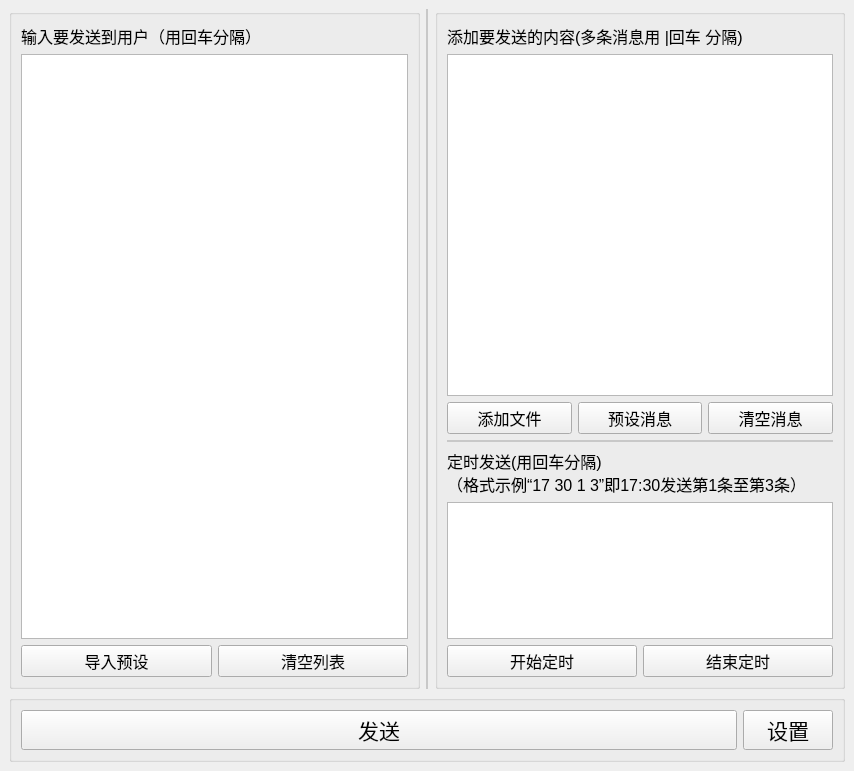
Before: the Qt Designer form res/mainwindow.ui in LTEnjoy/easyChat, drawn with Qt 5.
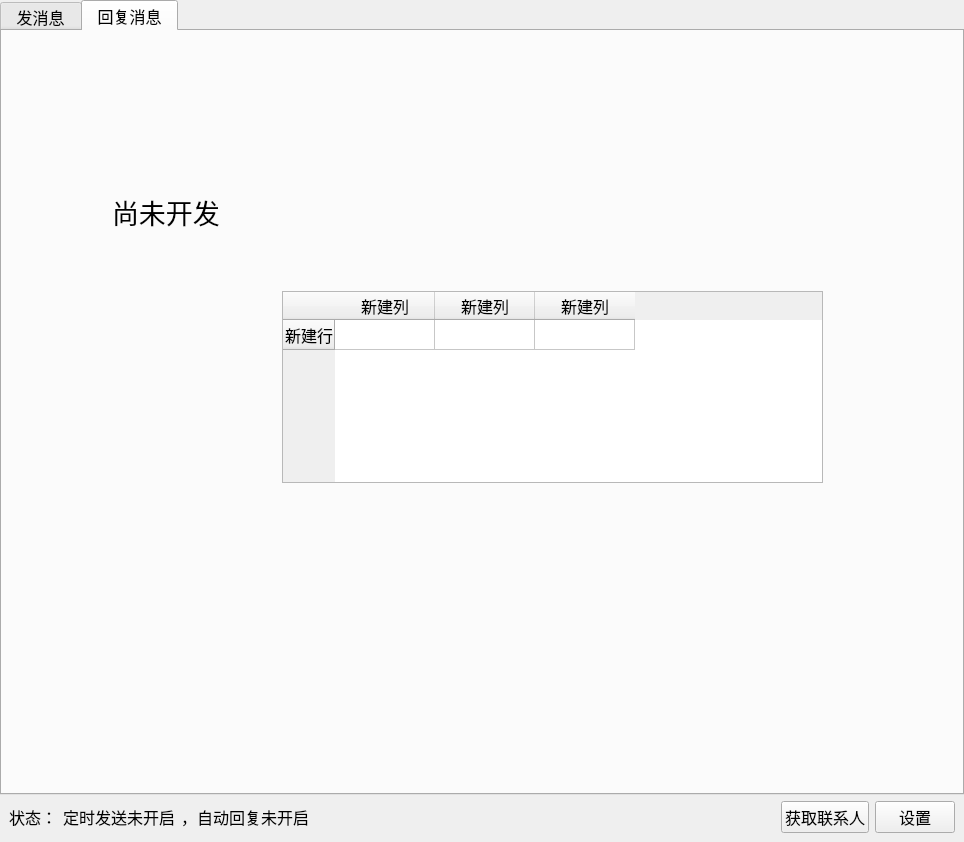
After: the same form once the commit is applied. The open tabs and pages were chosen to show the change. Icons and pictures are not drawn.

Commit message: 优化UI界面

The edit to the form file:
```diff
--- a/res/mainwindow.ui
+++ b/res/mainwindow.ui
@@ -6,8 +6,8 @@
    <rect>
     <x>0</x>
     <y>0</y>
-    <width>854</width>
-    <height>771</height>
+    <width>964</width>
+    <height>842</height>
    </rect>
   </property>
   <property name="font">
@@ -187,8 +187,47 @@
 }C</string>
    </property>
    <layout class="QVBoxLayout" name="verticalLayout_5" stretch="0,0">
+    <property name="spacing">
+     <number>6</number>
+    </property>
+    <property name="leftMargin">
+     <number>0</number>
+    </property>
+    <property name="topMargin">
+     <number>0</number>
+    </property>
+    <property name="rightMargin">
+     <number>0</number>
+    </property>
+    <property name="bottomMargin">
+     <number>9</number>
+    </property>
     <item>
-     <layout class="QHBoxLayout" name="horizontalLayout_4">
+     <widget class="QTabWidget" name="tabWidget">
+      <property name="minimumSize">
+       <size>
+        <width>0</width>
+        <height>0</height>
+       </size>
+      </property>
+      <property name="font">
+       <font>
+        <pointsize>12</pointsize>
+       </font>
+      </property>
+      <property name="currentIndex">
+       <number>0</number>
+      </property>
+      <widget class="QWidget" name="tab">
+       <property name="font">
+        <font>
+         <family>Microsoft YaHei UI</family>
+        </font>
+       </property>
+       <attribute name="title">
+        <string> 发消息 </string>
+       </attribute>
+       <layout class="QHBoxLayout" name="horizontalLayout_4" stretch="1,3,1">
       <item>
        <widget class="QGroupBox" name="groupBox">
         <property name="title">
@@ -204,7 +243,8 @@
             </font>
            </property>
            <property name="text">
-            <string>输入要发送到用户（用回车分隔）</string>
+              <string>收件人
+(用回车分隔）</string>
            </property>
           </widget>
          </item>
@@ -276,32 +316,11 @@
        </widget>
       </item>
       <item>
-       <widget class="Line" name="line">
-        <property name="autoFillBackground">
-         <bool>false</bool>
-        </property>
-        <property name="styleSheet">
-         <string notr="true">color:rgb(200,200,200)</string>
-        </property>
-        <property name="frameShadow">
-         <enum>QFrame::Plain</enum>
-        </property>
-        <property name="lineWidth">
-         <number>2</number>
-        </property>
-        <property name="orientation">
-         <enum>Qt::Vertical</enum>
-        </property>
-       </widget>
-      </item>
-      <item>
-       <layout class="QVBoxLayout" name="verticalLayout">
-        <item>
          <widget class="QGroupBox" name="groupBox_2">
           <property name="title">
            <string/>
           </property>
-          <layout class="QVBoxLayout" name="verticalLayout_4" stretch="0,5,0,0,0,2,0">
+          <layout class="QVBoxLayout" name="verticalLayout_4" stretch="0,5,0">
            <item>
             <widget class="QLabel" name="label_2">
              <property name="font">
@@ -311,7 +330,8 @@
               </font>
              </property>
              <property name="text">
-              <string>添加要发送的内容(多条消息用 |回车 分隔)</string>
+              <string>消息内容
+(多条消息用 |回车 分隔)</string>
              </property>
             </widget>
            </item>
@@ -392,22 +412,17 @@
              </item>
             </layout>
            </item>
-           <item>
-            <widget class="Line" name="line_2">
-             <property name="styleSheet">
-              <string notr="true">color:rgb(200,200,200)</string>
-             </property>
-             <property name="frameShadow">
-              <enum>QFrame::Plain</enum>
-             </property>
-             <property name="lineWidth">
-              <number>2</number>
-             </property>
-             <property name="orientation">
-              <enum>Qt::Horizontal</enum>
-             </property>
-            </widget>
-           </item>
+          </layout>
+         </widget>
+        </item>
+        <item>
+         <layout class="QVBoxLayout" name="verticalLayout">
+          <item>
+           <widget class="QGroupBox" name="groupBox_4">
+            <property name="title">
+             <string/>
+            </property>
+            <layout class="QVBoxLayout" name="verticalLayout_3">
            <item>
             <widget class="QLabel" name="label_3">
              <property name="font">
@@ -417,8 +432,8 @@
               </font>
              </property>
              <property name="text">
-              <string>定时发送(用回车分隔)
-（格式示例“17 30 1 3”即17:30发送第1条至第3条）</string>
+                <string>定时发送
+(用回车分隔)</string>
              </property>
             </widget>
            </item>
@@ -455,7 +470,7 @@
                 </font>
                </property>
                <property name="text">
-                <string>开始定时</string>
+                  <string>清空</string>
                </property>
               </widget>
              </item>
@@ -474,7 +489,7 @@
                 </font>
                </property>
                <property name="text">
-                <string>结束定时</string>
+                  <string>停止</string>
                </property>
               </widget>
              </item>
@@ -483,16 +498,6 @@
           </layout>
          </widget>
         </item>
-       </layout>
-      </item>
-     </layout>
-    </item>
-    <item>
-     <widget class="QGroupBox" name="groupBox_3">
-      <property name="title">
-       <string/>
-      </property>
-      <layout class="QHBoxLayout" name="horizontalLayout_2" stretch="8,1">
        <item>
         <widget class="QPushButton" name="btn_send">
          <property name="minimumSize">
@@ -509,23 +514,173 @@
            <bold>false</bold>
           </font>
          </property>
+            <property name="styleSheet">
+             <string notr="true">border-color: rgb(0,0,0);</string>
+            </property>
          <property name="text">
           <string>发送</string>
          </property>
         </widget>
        </item>
+         </layout>
+        </item>
+       </layout>
+      </widget>
+      <widget class="QWidget" name="tab_2">
+       <attribute name="title">
+        <string> 回复消息 </string>
+       </attribute>
+       <widget class="QLabel" name="label_4">
+        <property name="geometry">
+         <rect>
+          <x>110</x>
+          <y>130</y>
+          <width>211</width>
+          <height>101</height>
+         </rect>
+        </property>
+        <property name="font">
+         <font>
+          <pointsize>20</pointsize>
+         </font>
+        </property>
+        <property name="text">
+         <string>尚未开发</string>
+        </property>
+       </widget>
+       <widget class="QTableWidget" name="tableWidget">
+        <property name="geometry">
+         <rect>
+          <x>280</x>
+          <y>260</y>
+          <width>541</width>
+          <height>192</height>
+         </rect>
+        </property>
+        <row>
+         <property name="text">
+          <string>新建行</string>
+         </property>
+        </row>
+        <column>
+         <property name="text">
+          <string>新建列</string>
+         </property>
+        </column>
+        <column>
+         <property name="text">
+          <string>新建列</string>
+         </property>
+        </column>
+        <column>
+         <property name="text">
+          <string>新建列</string>
+         </property>
+        </column>
+       </widget>
+      </widget>
+     </widget>
+    </item>
+    <item>
+     <layout class="QHBoxLayout" name="horizontalLayout_2">
+      <property name="spacing">
+       <number>6</number>
+      </property>
+      <property name="leftMargin">
+       <number>9</number>
+      </property>
+      <property name="rightMargin">
+       <number>9</number>
+      </property>
+      <item>
+       <widget class="QLabel" name="label_5">
+        <property name="font">
+         <font>
+          <family>Microsoft YaHei UI</family>
+          <pointsize>12</pointsize>
+         </font>
+        </property>
+        <property name="text">
+         <string>状态：</string>
+        </property>
+       </widget>
+      </item>
+      <item>
+       <widget class="QLabel" name="label_clock">
+        <property name="font">
+         <font>
+          <family>Microsoft YaHei</family>
+          <pointsize>12</pointsize>
+         </font>
+        </property>
+        <property name="text">
+         <string>定时发送未开启</string>
+        </property>
+       </widget>
+      </item>
+      <item>
+       <widget class="QLabel" name="label_resive">
+        <property name="font">
+         <font>
+          <family>Microsoft YaHei UI</family>
+          <pointsize>12</pointsize>
+         </font>
+        </property>
+        <property name="text">
+         <string>，自动回复未开启</string>
+        </property>
+       </widget>
+      </item>
+      <item>
+       <spacer name="horizontalSpacer">
+        <property name="orientation">
+         <enum>Qt::Horizontal</enum>
+        </property>
+        <property name="sizeHint" stdset="0">
+         <size>
+          <width>40</width>
+          <height>20</height>
+         </size>
+        </property>
+       </spacer>
+      </item>
+      <item>
+       <widget class="QPushButton" name="btn_getUsers">
+        <property name="minimumSize">
+         <size>
+          <width>0</width>
+          <height>30</height>
+         </size>
+        </property>
+        <property name="font">
+         <font>
+          <family>Microsoft YaHei UI</family>
+          <pointsize>12</pointsize>
+         </font>
+        </property>
+        <property name="text">
+         <string>获取联系人</string>
+        </property>
+       </widget>
+      </item>
        <item>
         <widget class="QPushButton" name="btn_setting">
          <property name="minimumSize">
           <size>
            <width>0</width>
-           <height>40</height>
+          <height>30</height>
+         </size>
+        </property>
+        <property name="baseSize">
+         <size>
+          <width>0</width>
+          <height>0</height>
           </size>
          </property>
          <property name="font">
           <font>
            <family>Microsoft YaHei UI</family>
-           <pointsize>16</pointsize>
+          <pointsize>12</pointsize>
           </font>
          </property>
          <property name="text">
@@ -534,7 +689,6 @@
         </widget>
        </item>
       </layout>
-     </widget>
     </item>
    </layout>
   </widget>
```
Left out of the diff: 7 changed lines with no effect on the pictures. Lines whose indentation alone changed are shown as unchanged. The commit also changes 1 other file.
